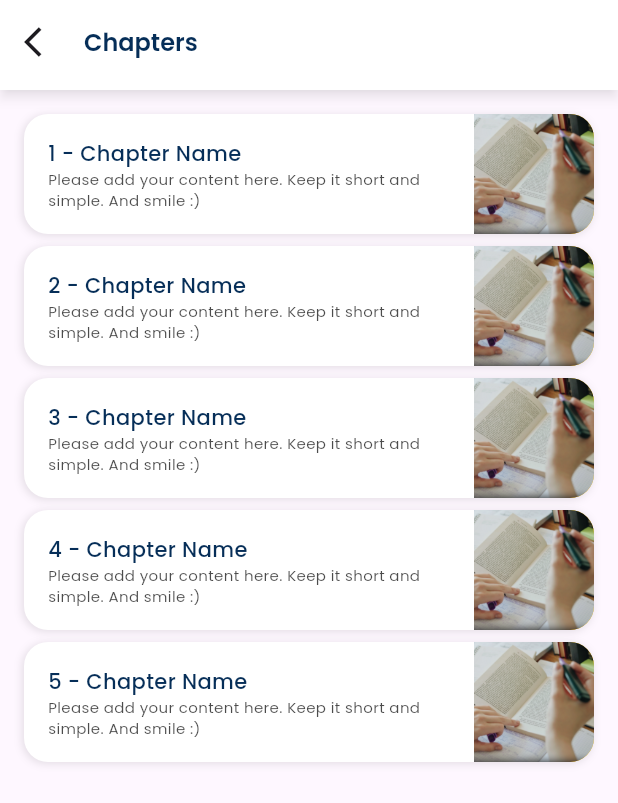
After one commit to sayedali-2129/Chahele-Learning-App, a Flutter app: the ChapterListScreen screen opened directly, on a phone screen of 412 x 824 dp. The commit adds this screen. Shown: the top 803 px of the screen. Run offline on Flutter 3.47's test engine with Material 3 defaults, Android fonts, the phone set to English and light mode, and no system bars; our stand-ins replace carousel_slider, cloud_firestore, country_code_picker, firebase_auth, firebase_core, firebase_storage and 7 more; accounts and stored records are empty.

Commit message:
new screen

```diff
--- /dev/null
+++ b/lib/model/subject_model.dart
@@ -0,0 +1,38 @@
+class SubjectModel {
+  String subject;
+  String image;
+  String? id;
+  SubjectModel({
+    required this.subject,
+    required this.image,
+    this.id,
+  });
+
+  Map<String, dynamic> toMap() {
+    return <String, dynamic>{
+      'subject': subject,
+      'image': image,
+      'id': id,
+    };
+  }
+
+  factory SubjectModel.fromMap(Map<String, dynamic> map) {
+    return SubjectModel(
+      subject: map['subject'] as String,
+      image: map['image'] as String,
+      id: map['id'] != null ? map['id'] as String : null,
+    );
+  }
+
+  SubjectModel copyWith({
+    String? subject,
+    String? image,
+    String? id,
+  }) {
+    return SubjectModel(
+      subject: subject ?? this.subject,
+      image: image ?? this.image,
+      id: id ?? this.id,
+    );
+  }
+}
--- a/lib/utils/constant_images/constant_images.dart
+++ b/lib/utils/constant_images/constant_images.dart
@@ -7,6 +7,7 @@ class ConstantImage {
   static const String imageAvathar = "assets/svg/images/addImageAvatar.svg";
   static const String addUSerImage = "assets/images/add user.png";
   static const String examBgImage = "assets/svg/images/exam card.svg";
+  static const String chapterSample = "assets/images/chapter sample.png";
 }
 
 class ConstImages {
--- /dev/null
+++ b/lib/view/home_screen/screens/chapter_list_screen.dart
@@ -0,0 +1,84 @@
+import 'package:chahele_project/utils/constant_colors/constant_colors.dart';
+import 'package:chahele_project/utils/constant_images/constant_images.dart';
+import 'package:chahele_project/utils/widgets/heading_app_bar.dart';
+import 'package:flutter/material.dart';
+import 'package:gap/gap.dart';
+
+class ChapterListScreen extends StatelessWidget {
+  const ChapterListScreen({super.key});
+
+  @override
+  Widget build(BuildContext context) {
+    return Scaffold(
+      body: CustomScrollView(
+        slivers: [
+          const HeadingAppBar(heading: "Chapters"),
+          SliverPadding(
+              padding: const EdgeInsets.all(16),
+              sliver: SliverList.separated(
+                separatorBuilder: (context, index) => const Gap(8),
+                itemCount: 5,
+                itemBuilder: (context, index) => Container(
+                  decoration: BoxDecoration(
+                      borderRadius: BorderRadius.circular(16),
+                      color: ConstantColors.white,
+                      boxShadow: [
+                        BoxShadow(
+                            blurRadius: 4,
+                            spreadRadius: 0,
+                            offset: const Offset(-1, 1),
+                            color: ConstantColors.black.withOpacity(0.1))
+                      ]),
+                  child: Row(
+                    children: [
+                      Expanded(
+                        child: Padding(
+                          padding: const EdgeInsets.all(16),
+                          child: Column(
+                            crossAxisAlignment: CrossAxisAlignment.start,
+                            children: [
+                              //Chapter Name
+                              Text(
+                                "${index + 1} - Chapter Name",
+                                style: const TextStyle(
+                                    fontSize: 14,
+                                    fontWeight: FontWeight.w500,
+                                    color: ConstantColors.headingBlue),
+                              ),
+                              //Description
+                              Text(
+                                "Please add your content here. Keep it short and simple. And smile :)",
+                                overflow: TextOverflow.ellipsis,
+                                maxLines: 2,
+                                style: TextStyle(
+                                    fontSize: 10,
+                                    fontWeight: FontWeight.w400,
+                                    color:
+                                        ConstantColors.black.withOpacity(0.7)),
+                              ),
+                            ],
+                          ),
+                        ),
+                      ),
+                      //Image
+                      Container(
+                        height: 80,
+                        width: 80,
+                        decoration: const BoxDecoration(
+                            image: DecorationImage(
+                                image: AssetImage(ConstantImage.chapterSample),
+                                fit: BoxFit.cover),
+                            color: Colors.amber,
+                            borderRadius: BorderRadius.only(
+                                topRight: Radius.circular(16),
+                                bottomRight: Radius.circular(16))),
+                      )
+                    ],
+                  ),
+                ),
+              ))
+        ],
+      ),
+    );
+  }
+}
--- a/lib/view/home_screen/standards_screen/standard_screen.dart
+++ b/lib/view/home_screen/screens/standard_screen.dart
@@ -1,7 +1,7 @@
 import 'package:chahele_project/controller/standard_provider.dart';
 import 'package:chahele_project/utils/widgets/heading_app_bar.dart';
-import 'package:chahele_project/view/home_screen/medium_screen/medium_screen.dart';
-import 'package:chahele_project/view/home_screen/widgets/standards_container.dart';
+import 'package:chahele_project/view/home_screen/screens/medium_screen.dart';
+import 'package:chahele_project/view/home_screen/widgets/square_stack_container.dart';
 import 'package:flutter/material.dart';
 import 'package:provider/provider.dart';
 
@@ -32,8 +32,8 @@ class StandardScreen extends StatelessWidget {
                               builder: (context) => const MediumScreen(),
                             ));
                       },
-                      child: StandardContainer(
-                          standard:
+                      child: SquareStackContainer(
+                          content:
                               standardProvider.standardsList[index].standard,
                           image: standardProvider.standardsList[index].image),
                     )),
--- a/lib/view/home_screen/widgets/standards_container.dart
+++ b/lib/view/home_screen/widgets/square_stack_container.dart
@@ -1,13 +1,13 @@
 import 'package:chahele_project/utils/constant_colors/constant_colors.dart';
 import 'package:flutter/material.dart';
 
-class StandardContainer extends StatelessWidget {
-  const StandardContainer({
+class SquareStackContainer extends StatelessWidget {
+  const SquareStackContainer({
     super.key,
-    required this.standard,
+    required this.content,
     required this.image,
   });
-  final String standard;
+  final String content;
   final String image;
 
   @override
@@ -56,7 +56,7 @@ class StandardContainer extends StatelessWidget {
                 padding: const EdgeInsets.all(4),
                 child: Center(
                   child: Text(
-                    standard,
+                    content,
                     overflow: TextOverflow.ellipsis,
                     maxLines: 1,
                     style: const TextStyle(
```
Also changed, not shown: lib/controller/authentication_provider.dart (+18 -0 lines), lib/controller/standard_provider.dart (+17 -0 lines), lib/view/home_screen/home_screen.dart (+19 -11 lines), lib/view/home_screen/screens/medium_screen.dart (renamed from lib/view/home_screen/medium_screen/medium_screen.dart, +11 -3 lines), lib/view/home_screen/screens/subjects_screen.dart (added, +54 -0 lines), lib/view/home_screen/widgets/class_container.dart (deleted, +0 -65 lines), lib/view/home_screen/widgets/rec_stack_container.dart (added, +70 -0 lines), lib/view/profile_screen/profile_screen.dart (+35 -82 lines), lib/view/profile_screen/widgets/logoutDialogue.dart (added, +75 -0 lines), assets/images/chapter sample.png (added), 21 other files.
